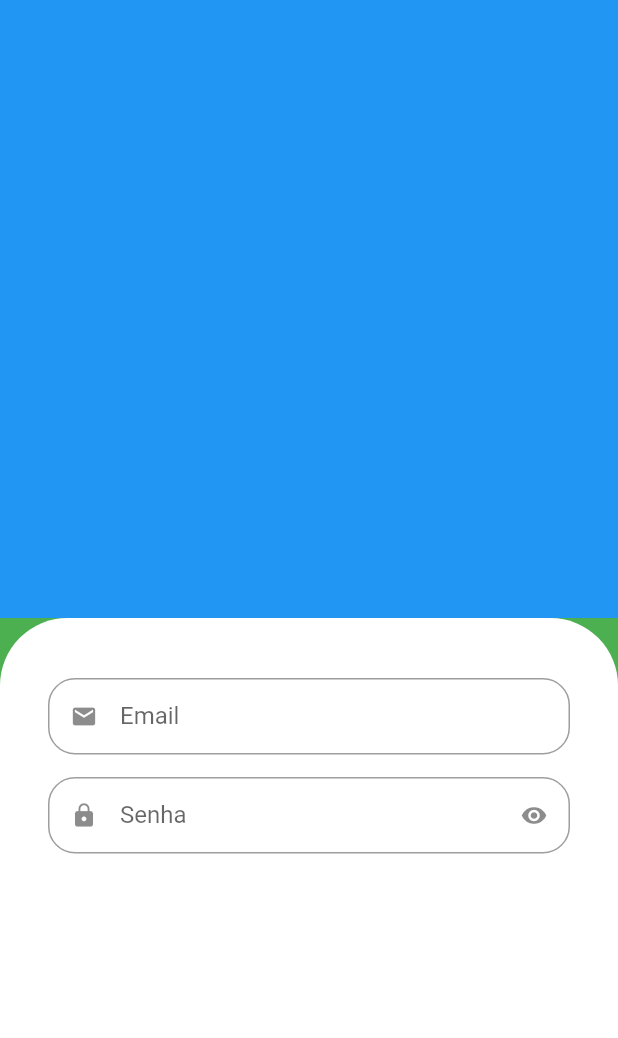
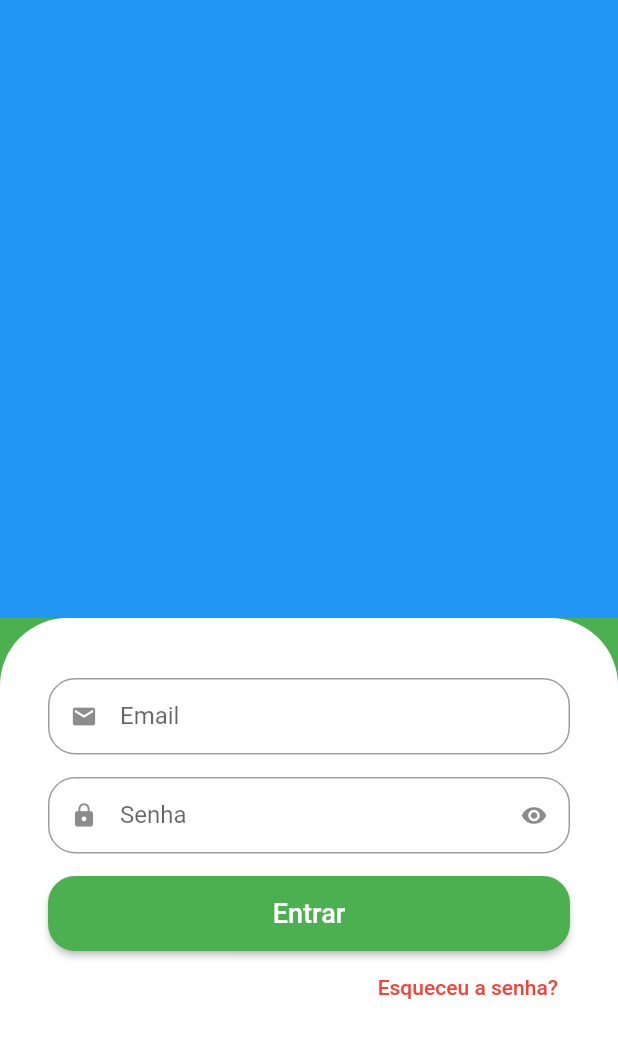
Before and after one commit to aloisiomartinez/greengrocery_app, a Flutter app: the screen it shows after launch, on a phone screen of 412 x 824 dp. Shown: the top 1038 px of the screen. Run offline on Flutter 3.47's test engine with Material 2 defaults, Android fonts, the phone set to English and light mode, and no system bars.

Commit message:
login button

```diff
--- a/lib/src/auth/sign_in_screen.dart
+++ b/lib/src/auth/sign_in_screen.dart
@@ -21,12 +21,34 @@
                 color: Colors.white,
                 borderRadius: BorderRadius.vertical(top: Radius.circular(45))),
             child: Column(
+              crossAxisAlignment: CrossAxisAlignment.stretch,
               children: [
-                CustomTextField(icon: Icons.email, label: "Email"),
-                CustomTextField(
+                const CustomTextField(icon: Icons.email, label: "Email"),
+                const CustomTextField(
                   icon: Icons.lock,
                   label: "Senha",
                   isSecret: true,
+                ),
+                SizedBox(
+                  height: 50,
+                  child: ElevatedButton(
+                      style: ElevatedButton.styleFrom(
+                          shape: RoundedRectangleBorder(
+                              borderRadius: BorderRadius.circular(18))),
+                      onPressed: () {},
+                      child: const Text(
+                        "Entrar",
+                        style: TextStyle(fontSize: 18),
+                      )),
+                ),
+                Align(
+                  alignment: Alignment.centerRight,
+                  child: TextButton(
+                      onPressed: () {},
+                      child: const Text(
+                        "Esqueceu a senha?",
+                        style: TextStyle(color: Colors.red),
+                      )),
                 )
               ],
             ),
```
